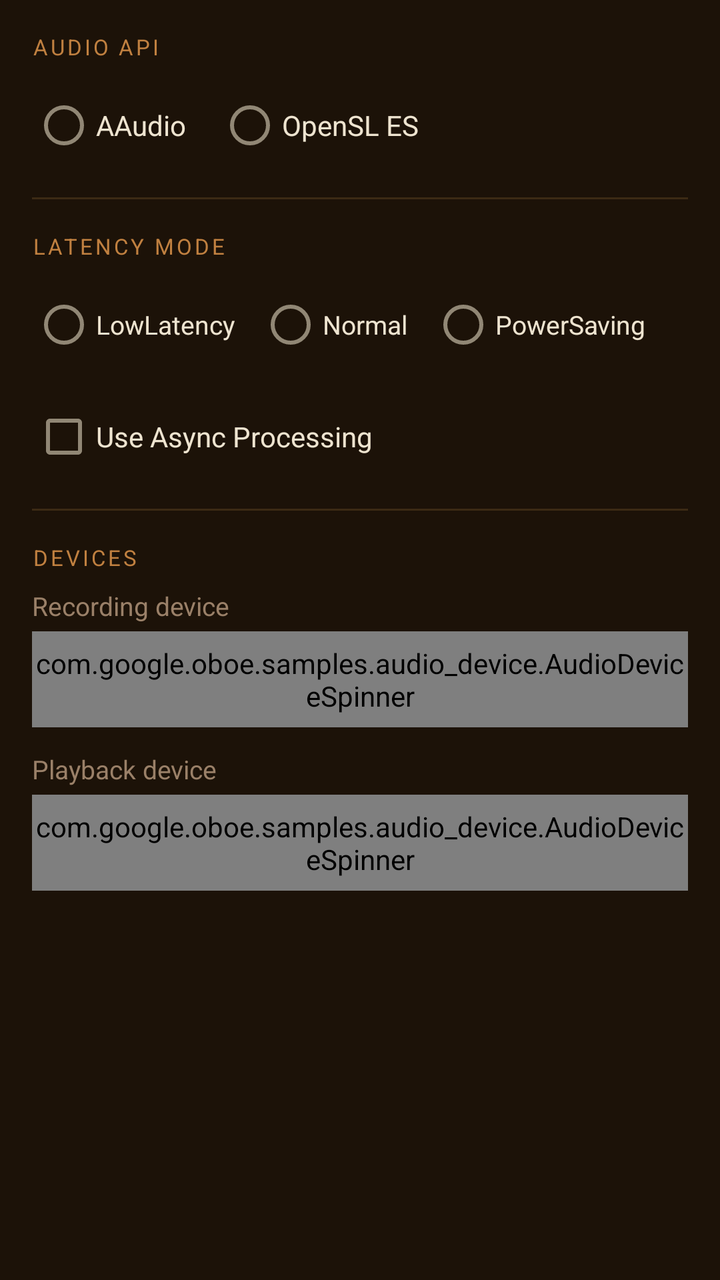
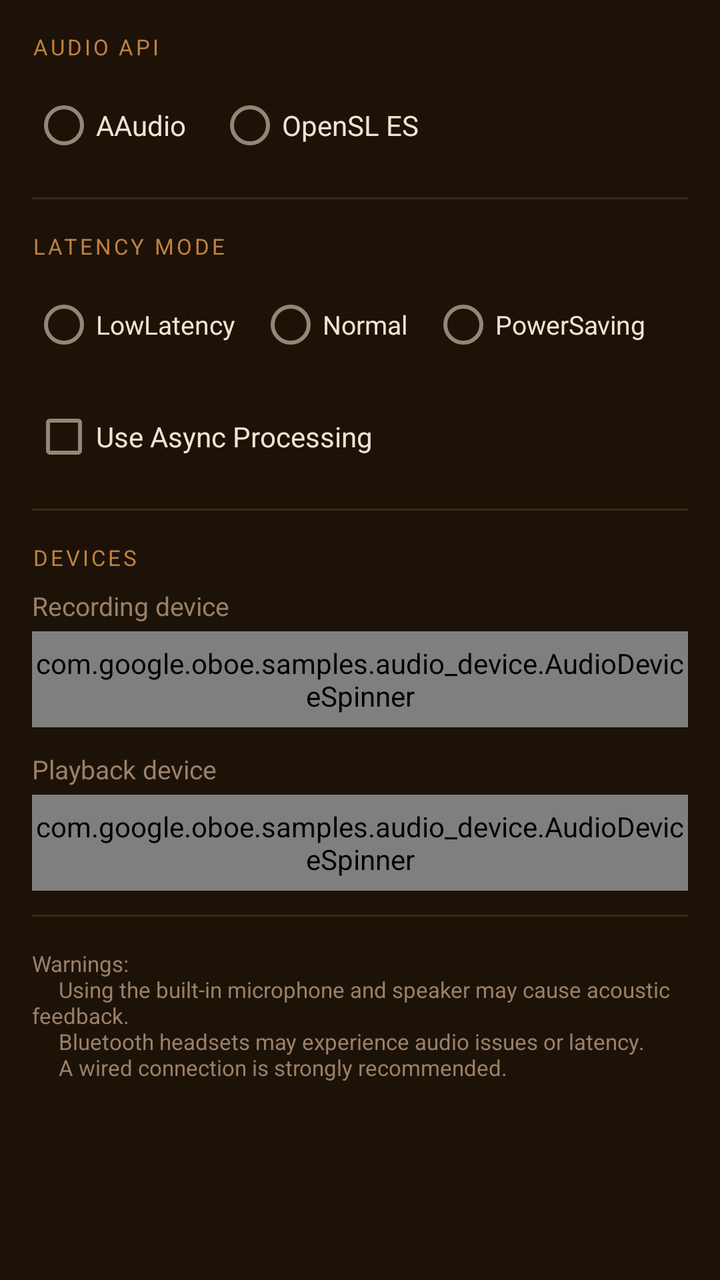

Two renders of the same Android screen: before a commit and after it. Below are the layout's source before the change and the commit's diff.
<!-- AndroidManifest.xml: application theme Theme.beatriceapp -->
<!-- res/layout/fragment_settings.xml -->
<?xml version="1.0" encoding="utf-8"?>
<ScrollView xmlns:android="http://schemas.android.com/apk/res/android"
    android:layout_width="match_parent"
    android:layout_height="match_parent"
    android:background="@color/vst_bg_primary">

    <LinearLayout
        android:layout_width="match_parent"
        android:layout_height="wrap_content"
        android:orientation="vertical"
        android:padding="16dp">

        
        <TextView
            android:layout_width="match_parent"
            android:layout_height="wrap_content"
            android:text="@string/section_audio_api"
            android:textColor="@color/vst_accent"
            android:textSize="11sp"
            android:textAllCaps="true"
            android:letterSpacing="0.12"
            android:layout_marginBottom="8dp" />

        <RadioGroup
            android:id="@+id/apiSelectionGroup"
            android:layout_width="match_parent"
            android:layout_height="wrap_content"
            android:orientation="horizontal">

            <RadioButton
                android:id="@+id/aaudioButton"
                android:layout_width="wrap_content"
                android:layout_height="wrap_content"
                android:text="@string/aaudio"
                android:textColor="@color/vst_text_primary"
                android:textSize="14sp"
                android:layout_marginEnd="16dp" />

            <RadioButton
                android:id="@+id/slesButton"
                android:layout_width="wrap_content"
                android:layout_height="wrap_content"
                android:text="@string/sles"
                android:textColor="@color/vst_text_primary"
                android:textSize="14sp" />

        </RadioGroup>

        <View
            android:layout_width="match_parent"
            android:layout_height="1dp"
            android:background="@color/vst_divider"
            android:layout_marginTop="12dp"
            android:layout_marginBottom="16dp" />

        
        <TextView
            android:layout_width="match_parent"
            android:layout_height="wrap_content"
            android:text="@string/section_latency"
            android:textColor="@color/vst_accent"
            android:textSize="11sp"
            android:textAllCaps="true"
            android:letterSpacing="0.12"
            android:layout_marginBottom="8dp" />

        <RadioGroup
            android:id="@+id/LatencySelectionGroup"
            android:layout_width="match_parent"
            android:layout_height="wrap_content"
            android:orientation="horizontal">

            <RadioButton
                android:id="@+id/LowLatencyButton"
                android:layout_width="wrap_content"
                android:layout_height="wrap_content"
                android:text="@string/low_latency"
                android:textColor="@color/vst_text_primary"
                android:textSize="13sp"
                android:layout_marginEnd="12dp" />

            <RadioButton
                android:id="@+id/NormalLatencyButton"
                android:layout_width="wrap_content"
                android:layout_height="wrap_content"
                android:text="@string/normal_latency"
                android:textColor="@color/vst_text_primary"
                android:textSize="13sp"
                android:layout_marginEnd="12dp" />

            <RadioButton
                android:id="@+id/PowerSavingButton"
                android:layout_width="wrap_content"
                android:layout_height="wrap_content"
                android:text="@string/power_saving"
                android:textColor="@color/vst_text_primary"
                android:textSize="13sp" />

        </RadioGroup>

        <CheckBox
            android:id="@+id/asyncProcessingCheckbox"
            android:layout_width="wrap_content"
            android:layout_height="wrap_content"
            android:text="@string/async_proc"
            android:textColor="@color/vst_text_primary"
            android:textSize="14sp"
            android:layout_marginTop="8dp" />

        <View
            android:layout_width="match_parent"
            android:layout_height="1dp"
            android:background="@color/vst_divider"
            android:layout_marginTop="12dp"
            android:layout_marginBottom="16dp" />

        
        <TextView
            android:layout_width="match_parent"
            android:layout_height="wrap_content"
            android:text="@string/section_devices"
            android:textColor="@color/vst_accent"
            android:textSize="11sp"
            android:textAllCaps="true"
            android:letterSpacing="0.12"
            android:layout_marginBottom="8dp" />

        <TextView
            android:layout_width="match_parent"
            android:layout_height="wrap_content"
            android:text="@string/recording_device"
            android:textColor="@color/vst_text_secondary"
            android:textSize="13sp"
            android:layout_marginBottom="4dp" />

        <com.google.oboe.samples.audio_device.AudioDeviceSpinner
            android:id="@+id/recording_devices_spinner"
            android:layout_width="match_parent"
            android:layout_height="48dp"
            android:popupBackground="@color/vst_bg_card"
            android:layout_marginBottom="12dp" />

        <TextView
            android:layout_width="match_parent"
            android:layout_height="wrap_content"
            android:text="@string/playback_device"
            android:textColor="@color/vst_text_secondary"
            android:textSize="13sp"
            android:layout_marginBottom="4dp" />

        <com.google.oboe.samples.audio_device.AudioDeviceSpinner
            android:id="@+id/playback_devices_spinner"
            android:layout_width="match_parent"
            android:layout_height="48dp"
            android:popupBackground="@color/vst_bg_card" />

    </LinearLayout>
</ScrollView>
<!-- resources referenced by this layout -->
<resources>
  <color name="vst_accent">#C08040</color>
  <color name="vst_bg_card">#2E2212</color>
  <color name="vst_bg_primary">#1C1208</color>
  <color name="vst_divider">#3C2A14</color>
  <color name="vst_text_primary">#EEE4D0</color>
  <color name="vst_text_secondary">#9A8068</color>
  <string name="aaudio">AAudio</string>
  <string name="async_proc">Use Async Processing</string>
  <string name="low_latency">LowLatency</string>
  <string name="normal_latency">Normal</string>
  <string name="playback_device">Playback device</string>
  <string name="power_saving">PowerSaving</string>
  <string name="recording_device">Recording device</string>
  <string name="section_audio_api">Audio API</string>
  <string name="section_devices">Devices</string>
  <string name="section_latency">Latency Mode</string>
  <string name="sles">OpenSL ES</string>
  <style name="Theme.beatriceapp" parent="Theme.MaterialComponents.DayNight.NoActionBar">
          <item name="colorPrimary">@color/vst_accent</item>
          <item name="colorPrimaryVariant">@color/vst_accent_dark</item>
          <item name="colorOnPrimary">@color/white</item>
          <item name="colorSecondary">@color/vst_accent_teal</item>
          <item name="colorSecondaryVariant">@color/vst_accent_teal</item>
          <item name="colorOnSecondary">@color/white</item>
          <item name="colorSurface">@color/vst_bg_secondary</item>
          <item name="colorOnSurface">@color/vst_text_primary</item>
          <item name="android:colorBackground">@color/vst_bg_primary</item>
          <item name="android:statusBarColor">@color/vst_bg_primary</item>
          <item name="android:windowLightStatusBar" tools:targetApi="23">false</item>
          <item name="android:textColorPrimary">@color/vst_text_primary</item>
          <item name="android:textColorSecondary">@color/vst_text_secondary</item>
          <item name="colorControlActivated">@color/vst_accent</item>
          <item name="colorPrimaryDark">@color/vst_bg_primary</item>
      </style>
  <color name="vst_accent_dark">#9A5E24</color>
  <color name="white">#FFFFFFFF</color>
  <color name="vst_accent_teal">#D4A464</color>
  <color name="vst_bg_secondary">#251A0A</color>
</resources>

<!-- the commit's change to res/layout/fragment_settings.xml (unified diff, before → after) -->
@@ -154,5 +154,21 @@
             android:layout_height="48dp"
             android:popupBackground="@color/vst_bg_card" />
 
+        <View
+            android:layout_width="match_parent"
+            android:layout_height="1dp"
+            android:background="@color/vst_divider"
+            android:layout_marginTop="12dp"
+            android:layout_marginBottom="16dp" />
+
+        <TextView
+            android:id="@+id/status_view_text"
+            android:layout_width="match_parent"
+            android:layout_height="wrap_content"
+            android:text="@string/status_warning"
+            android:textColor="@color/vst_text_secondary"
+            android:textSize="11sp"
+            android:maxLines="6" />
+
     </LinearLayout>
 </ScrollView>
<!-- resource entries referenced after the edit -->
@@ -17,6 +17,7 @@
   <string name="section_devices">Devices</string>
   <string name="section_latency">Latency Mode</string>
   <string name="sles">OpenSL ES</string>
+  <string name="status_warning">Warnings:\n\t\tUsing the built-in microphone and speaker may cause acoustic feedback.\n\t\tBluetooth headsets may experience audio issues or latency.\n\t\tA wired connection is strongly recommended.</string>
   <style name="Theme.beatriceapp" parent="Theme.MaterialComponents.DayNight.NoActionBar">
           <item name="colorPrimary">@color/vst_accent</item>
           <item name="colorPrimaryVariant">@color/vst_accent_dark</item>
